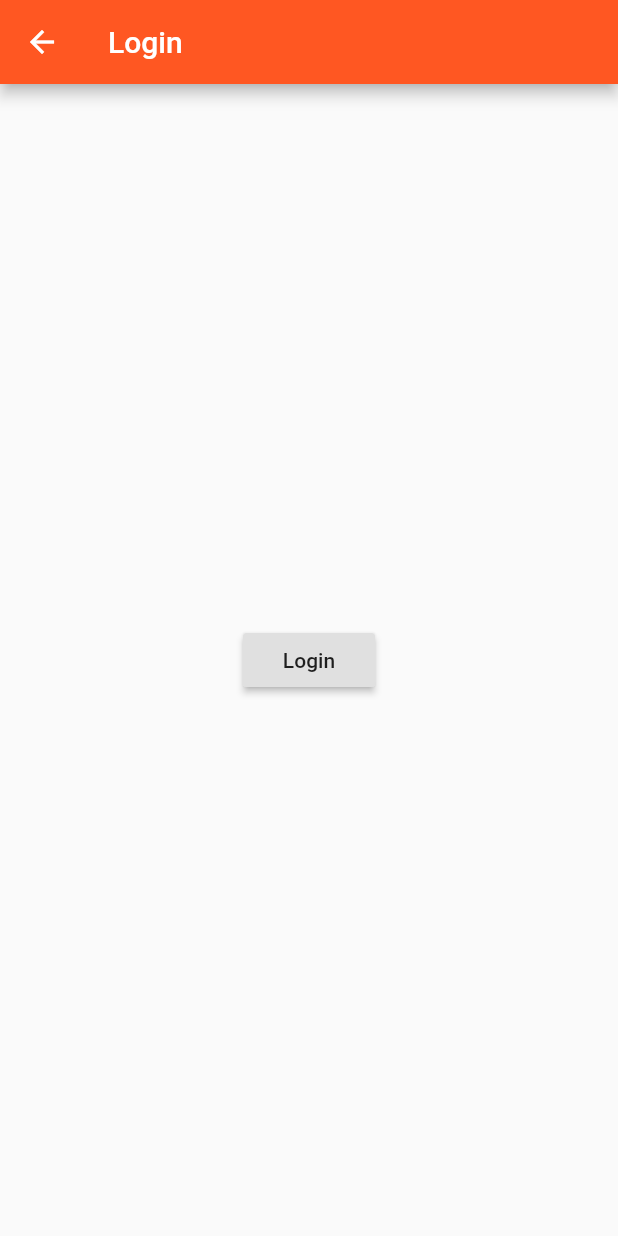
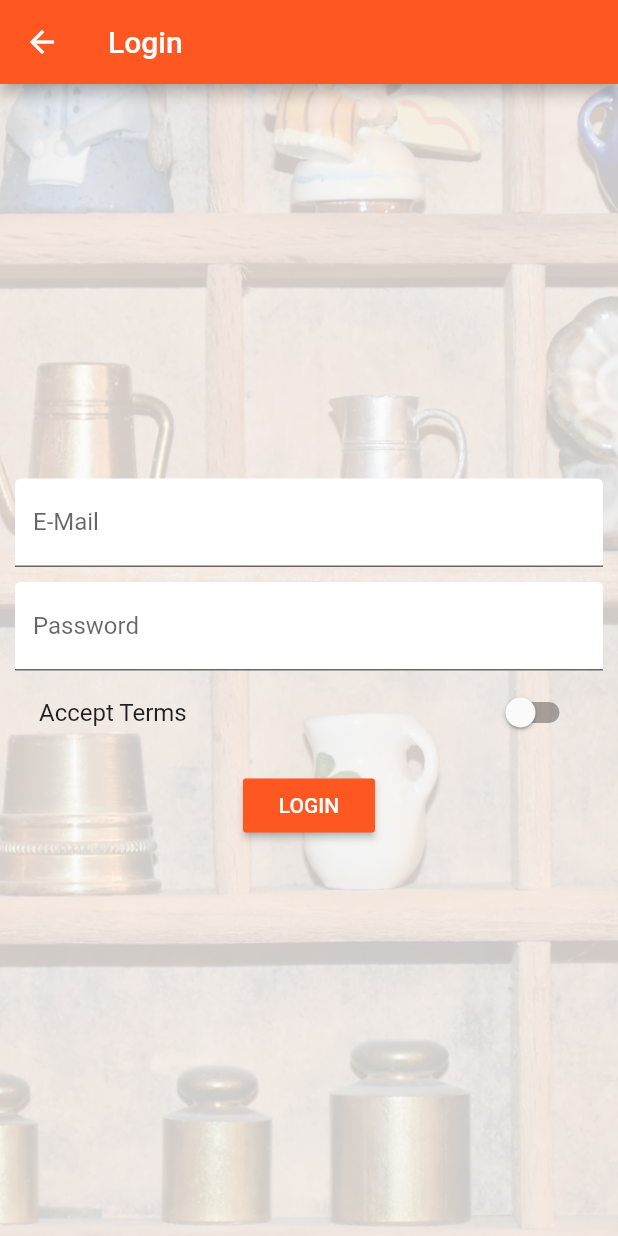
Before and after one commit to DanielReyesDev/FlutterUdemyCourse, a Flutter app: the AuthPage screen opened directly, on a phone screen of 412 x 824 dp. Run offline on Flutter 3.47's test engine with Material 2 defaults, Android fonts, the phone set to English and light mode, and no system bars.

Commit message:
Added some icons and customization to the login page

```diff
--- a/lib/main.dart
+++ b/lib/main.dart
@@ -1,5 +1,5 @@
 import 'package:flutter/material.dart';
-// import 'package:flutter/rendering.dart'; // Required only for debbuging
+import 'package:flutter/rendering.dart'; // Required only for debbuging
 import './product_manager.dart';
 import './pages/auth.dart';
 import './pages/products_admin.dart';
@@ -49,7 +49,8 @@ class MyAppState extends State<MyApp> {
         ),
         // home: AuthPage(),
         routes: {
-          '/': (BuildContext context) => ProductsPage(_products), //if you add this route, you won't need the home: attribute for MaterialApp
+          '/': (BuildContext context) => AuthPage(),
+          '/products': (BuildContext context) => ProductsPage(_products), //if you add this route, you won't need the home: attribute for MaterialApp
           '/admin': (BuildContext context) => ProductsAdminPage(_addProduct, _deleteProduct),
         },
         onGenerateRoute: (RouteSettings settings){
--- a/lib/pages/auth.dart
+++ b/lib/pages/auth.dart
@@ -1,21 +1,92 @@
 import 'package:flutter/material.dart';
-import './products_admin.dart';
 
-class AuthPage extends StatelessWidget {
+class AuthPage extends StatefulWidget {
+  @override
+  State<StatefulWidget> createState() {
+    return _AuthPageState();
+  }
+}
+
+class _AuthPageState extends State<AuthPage> {
+  String _emailValue;
+  String _passwordValue;
+  bool _acceptTerms = false;
+
   @override
   Widget build(BuildContext context) {
     return Scaffold(
       appBar: AppBar(
         title: Text('Login'),
       ),
-        body: Center(
-          child: RaisedButton(
-            child: Text("Login"),
-            onPressed: (){
-              Navigator.pushReplacementNamed(context, '/');
+      body: Container(
+        decoration: BoxDecoration(
+          image: DecorationImage(
+            fit: BoxFit.cover,
+            colorFilter: ColorFilter.mode(
+                Colors.black.withOpacity(0.2), BlendMode.dstATop),
+            image: AssetImage('assets/background.jpg'),
+          ),
+        ),
+        padding: EdgeInsets.all(10.0),
+        child: Center(
+          child: SingleChildScrollView(
+            child: Column(
+              children: <Widget>[
+                TextField(
+              decoration: InputDecoration(
+                labelText: 'E-Mail',
+                filled: true,
+                fillColor: Colors.white,
+              ),
+              keyboardType: TextInputType.emailAddress,
+              onChanged: (String value) {
+                setState(() {
+                  _emailValue = value;
+                });
               },
             ),
+            SizedBox(height: 10.0,),
+            TextField(
+              decoration: InputDecoration(
+                labelText: 'Password',
+                filled: true,
+                fillColor: Colors.white,
+                ),
+              obscureText: true,
+              onChanged: (String value) {
+                setState(() {
+                  _passwordValue = value;
+                });
+              },
+            ),
+            SwitchListTile(
+              value: _acceptTerms,
+              onChanged: (bool value) {
+                setState(() {
+                  _acceptTerms = value;
+                });
+              },
+              title: Text('Accept Terms'),
+            ),
+            SizedBox(
+              height: 10.0,
+            ),
+            RaisedButton(
+              color: Theme.of(context).primaryColor,
+              textColor: Colors.white,
+              child: Text('LOGIN'),
+              onPressed: () {
+                print(_emailValue);
+                print(_passwordValue);
+                Navigator.pushReplacementNamed(context, '/products');
+              },
+            ),
+              ],
+            ),
+          ),
         )
+
+      ),
     );
   }
 }
--- a/lib/pages/products_admin.dart
+++ b/lib/pages/products_admin.dart
@@ -23,6 +23,7 @@ class ProductsAdminPage extends StatelessWidget {
                   title: Text("Choose"),
                 ),
                 ListTile(
+                  leading: Icon(Icons.shop),
                   title: Text("All Products"),
                   onTap: (){
                     Navigator.pushReplacementNamed(context, '/');
```
Also changed, not shown: lib/pages/products.dart (+8 -0 lines), lib/products.dart (+45 -9 lines), pubspec.yaml (+6 -4 lines), assets/Oswald-Bold.ttf (added), assets/background.jpg (added). Lines whose indentation alone changed are shown as unchanged.
